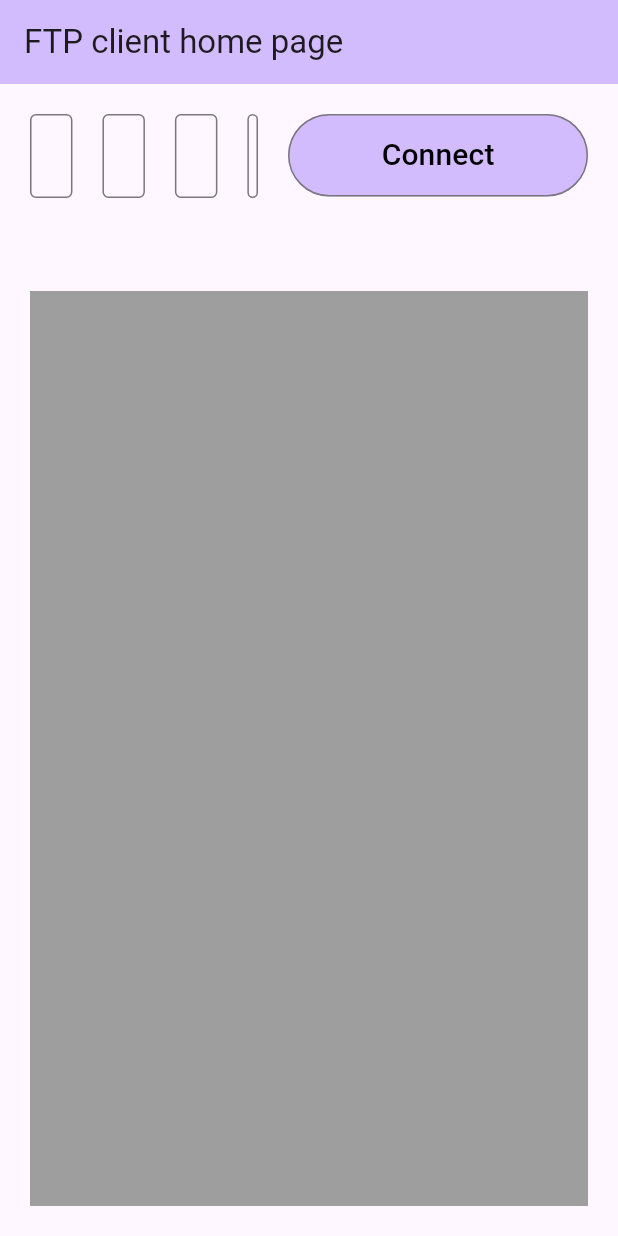
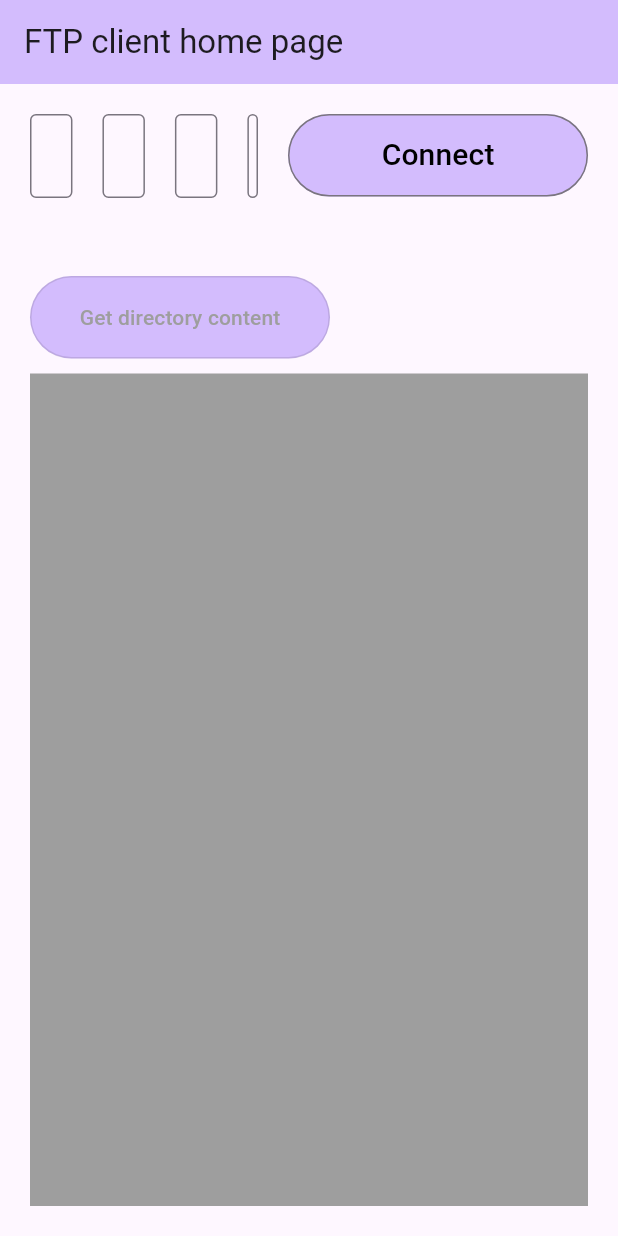
Before and after one commit to MarkKh792/flutter_ftp, a Flutter app: the screen it shows after launch, after a tap on "Connect", on a phone screen of 412 x 824 dp. Run offline on Flutter 3.47's test engine with Material 2 defaults, Android fonts, the light colour scheme and no system bars; missing offline and left inert: ftpconnect.

Commit message:
feat: implement the Get Directory Content feature

```diff
--- a/lib/ftp_manager.dart
+++ b/lib/ftp_manager.dart
@@ -7,16 +7,18 @@ class FtpManager {
   late final FTPConnect ftpConnect;
   bool _isConnected = false;
   bool get isConnected => _isConnected;
-  final StreamController<bool> _connectionController = StreamController();
+  final StreamController<bool> _connectionController =
+      StreamController.broadcast();
   Stream<bool> get connectionStream => _connectionController.stream;
 
   void connect(String host, String login, String password, int port) async {
     ftpConnect = FTPConnect(host, user: login, pass: password, port: port);
 
     try {
-      _isConnected = await ftpConnect.connect();
+      bool result = await ftpConnect.connect();
+      _updateConnectionState(result);
     } catch (e) {
-      log('Connection error!', name: 'ERROR');
+      _logErrorMessage('Connection error!');
     }
 
     _logMessage('Connected: $_isConnected');
@@ -29,7 +31,7 @@ class FtpManager {
       bool result = await ftpConnect.disconnect();
       result ? _isConnected = false : null;
     } catch (e) {
-      log('Disconnection error!', name: 'ERROR');
+      _logErrorMessage('Disconnection error!');
     }
 
     _connectionController.sink.add(_isConnected);
@@ -37,7 +39,31 @@ class FtpManager {
     _logMessage('Connected $_isConnected');
   }
 
+  void getDirectoryContent() async {
+    try {
+      final files = await ftpConnect.listDirectoryContent();
+      _logMessage(files.toString());
+    } on FTPConnectException catch (e) {
+      if (e.message.contains('Timeout')) {
+        _updateConnectionState(false);
+      }
+
+      _logErrorMessage(e.toString());
+    } catch (e) {
+      _logErrorMessage(e.toString());
+    }
+  }
+
+  void _updateConnectionState(bool connectionState) {
+    _isConnected = connectionState;
+    _connectionController.sink.add(connectionState);
+  }
+
   void _logMessage(String message) {
     log(message, name: 'FTP response');
   }
+
+  void _logErrorMessage(String message) {
+    log(message, name: 'ERROR');
+  }
 }
--- a/lib/ui/main_page.dart
+++ b/lib/ui/main_page.dart
@@ -12,9 +12,13 @@ class MainPage extends StatefulWidget {
 }
 
 class _MainPageState extends State<MainPage> {
-  final TextEditingController addressTextController = TextEditingController();
-  final TextEditingController loginTextController = TextEditingController();
-  final TextEditingController passwordTextController = TextEditingController();
+  // You can set controllers initial values to avoid entering them every time
+  final TextEditingController addressTextController =
+      TextEditingController(text: '192.168.1.167');
+  final TextEditingController loginTextController =
+      TextEditingController(text: 'ftp');
+  final TextEditingController passwordTextController =
+      TextEditingController(text: 'ftp');
   final TextEditingController portTextController =
       TextEditingController(text: '21');
 
@@ -52,11 +56,27 @@ class _MainPageState extends State<MainPage> {
                     initialData: false,
                     stream: ftpManager.connectionStream,
                     builder: (context, snapshot) {
-                      return _buildOutlinedButton(themeColor, snapshot.data!);
+                      return _buildOutlinedButton(
+                        themeColor,
+                        _getConnectionButtonSpecs(snapshot.data!),
+                      );
                     },
                   ),
                 ],
               ),
+              StreamBuilder<bool>(
+                  initialData: false,
+                  stream: ftpManager.connectionStream,
+                  builder: (context, snapshot) {
+                    return Row(
+                      children: [
+                        _buildOutlinedButton(
+                          themeColor,
+                          _getGetDirectoryContentButtonSpecs(snapshot.data!),
+                        ),
+                      ],
+                    );
+                  }),
               const SizedBox(height: 10),
               Expanded(child: Container(color: Colors.grey))
             ],
@@ -123,7 +143,10 @@ class _MainPageState extends State<MainPage> {
     );
   }
 
-  Widget _buildOutlinedButton(Color backgroundColor, bool isConnected) {
+  Widget _buildOutlinedButton(
+    Color backgroundColor,
+    (void Function()? onTap, Widget title) specs,
+  ) {
     return SizedBox(
       width: 200,
       height: 55,
@@ -131,20 +154,39 @@ class _MainPageState extends State<MainPage> {
           style: OutlinedButton.styleFrom(
             backgroundColor: backgroundColor,
           ),
-        onPressed: () {
-          !isConnected
+          onPressed: specs.$1,
+          child: specs.$2),
+    );
+  }
+
+  (void Function() onTap, Widget title) _getConnectionButtonSpecs(
+    bool isConnected,
+  ) {
+    return (
+      () => !isConnected
           ? ftpManager.connect(
               addressTextController.text,
               loginTextController.text,
               passwordTextController.text,
               int.parse(portTextController.text),
             )
-              : ftpManager.disconnect();
-        },
-        child: Text(
+          : ftpManager.disconnect(),
+      Text(
         isConnected ? 'Disconnect' : 'Connect',
         style: const TextStyle(fontSize: 20, color: Colors.black),
       ),
+    );
+  }
+
+  (void Function()? onTap, Widget title) _getGetDirectoryContentButtonSpecs(
+    bool isConnected,
+  ) {
+    return (
+      isConnected ? () => ftpManager.getDirectoryContent() : null,
+      Text(
+        'Get directory content',
+        style: TextStyle(
+            fontSize: 14, color: isConnected ? Colors.black : Colors.grey),
       ),
     );
   }
```
Lines whose indentation alone changed are shown as unchanged.
